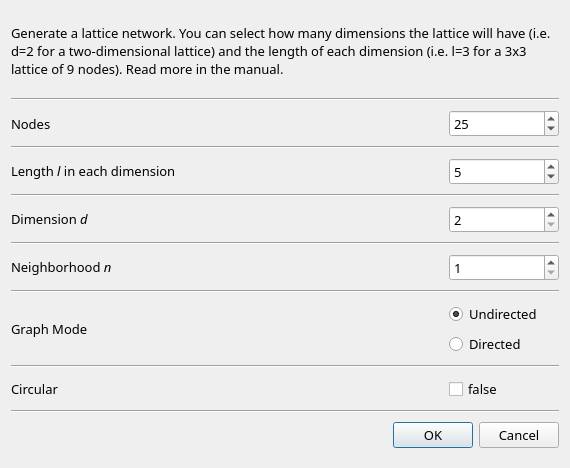
Above: src/forms/dialograndlattice.ui from socnetv/app before the change. Below: the same form after it.
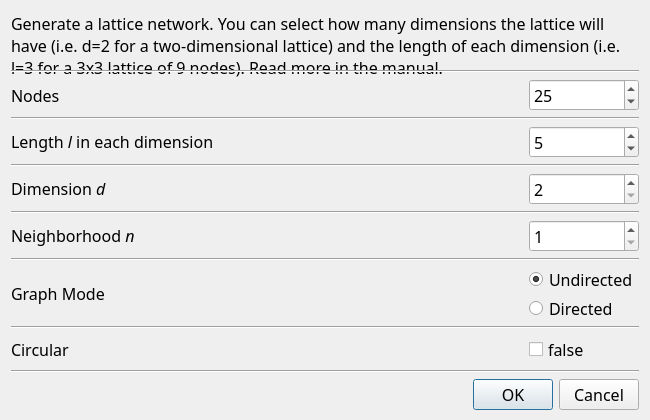
That is the form after the change.

Commit message: changed all forms geometry and reset font-size to 12pt

What changed in the file:
```diff
--- a/src/forms/dialograndlattice.ui
+++ b/src/forms/dialograndlattice.ui
@@ -6,8 +6,8 @@
    <rect>
     <x>0</x>
     <y>0</y>
-    <width>570</width>
-    <height>468</height>
+    <width>650</width>
+    <height>420</height>
    </rect>
   </property>
   <property name="sizePolicy">
@@ -18,14 +18,14 @@
   </property>
   <property name="minimumSize">
    <size>
-    <width>570</width>
+    <width>650</width>
     <height>420</height>
    </size>
   </property>
   <property name="maximumSize">
    <size>
-    <width>580</width>
-    <height>468</height>
+    <width>800</width>
+    <height>600</height>
    </size>
   </property>
   <property name="font">
@@ -60,6 +60,7 @@
      <property name="font">
       <font>
        <family>Sans Serif</family>
+       <pointsize>12</pointsize>
       </font>
      </property>
      <property name="frameShape">
@@ -81,6 +82,11 @@
    </item>
    <item row="1" column="0">
     <widget class="Line" name="line">
+     <property name="font">
+      <font>
+       <pointsize>12</pointsize>
+      </font>
+     </property>
      <property name="orientation">
       <enum>Qt::Horizontal</enum>
      </property>
@@ -105,6 +111,7 @@
        <property name="font">
         <font>
          <family>Sans Serif</family>
+         <pointsize>12</pointsize>
         </font>
        </property>
        <property name="text">
@@ -129,6 +136,7 @@
        <property name="font">
         <font>
          <family>Sans Serif</family>
+         <pointsize>12</pointsize>
         </font>
        </property>
        <property name="toolTip">
@@ -149,6 +157,11 @@
    </item>
    <item row="3" column="0">
     <widget class="Line" name="line_2">
+     <property name="font">
+      <font>
+       <pointsize>12</pointsize>
+      </font>
+     </property>
      <property name="orientation">
       <enum>Qt::Horizontal</enum>
      </property>
@@ -176,6 +189,7 @@
        <property name="font">
         <font>
          <family>Sans Serif</family>
+         <pointsize>12</pointsize>
         </font>
        </property>
        <property name="text">
@@ -194,6 +208,7 @@
        <property name="font">
         <font>
          <family>Sans Serif</family>
+         <pointsize>12</pointsize>
         </font>
        </property>
        <property name="toolTip">
@@ -217,6 +232,11 @@
    </item>
    <item row="5" column="0">
     <widget class="Line" name="line_3">
+     <property name="font">
+      <font>
+       <pointsize>12</pointsize>
+      </font>
+     </property>
      <property name="orientation">
       <enum>Qt::Horizontal</enum>
      </property>
@@ -241,6 +261,7 @@
        <property name="font">
         <font>
          <family>Sans Serif</family>
+         <pointsize>12</pointsize>
         </font>
        </property>
        <property name="text">
@@ -259,6 +280,7 @@
        <property name="font">
         <font>
          <family>Sans Serif</family>
+         <pointsize>12</pointsize>
         </font>
        </property>
        <property name="toolTip">
@@ -282,6 +304,11 @@
    </item>
    <item row="7" column="0">
     <widget class="Line" name="line_7">
+     <property name="font">
+      <font>
+       <pointsize>12</pointsize>
+      </font>
+     </property>
      <property name="orientation">
       <enum>Qt::Horizontal</enum>
      </property>
@@ -306,6 +333,7 @@
        <property name="font">
         <font>
          <family>Sans Serif</family>
+         <pointsize>12</pointsize>
         </font>
        </property>
        <property name="text">
@@ -324,6 +352,7 @@
        <property name="font">
         <font>
          <family>Sans Serif</family>
+         <pointsize>12</pointsize>
         </font>
        </property>
        <property name="toolTip">
@@ -347,6 +376,11 @@
    </item>
    <item row="9" column="0">
     <widget class="Line" name="line_4">
+     <property name="font">
+      <font>
+       <pointsize>12</pointsize>
+      </font>
+     </property>
      <property name="orientation">
       <enum>Qt::Horizontal</enum>
      </property>
@@ -371,6 +405,7 @@
        <property name="font">
         <font>
          <family>Sans Serif</family>
+         <pointsize>12</pointsize>
         </font>
        </property>
        <property name="text">
@@ -397,6 +432,7 @@
          <property name="font">
           <font>
            <family>Sans Serif</family>
+           <pointsize>12</pointsize>
           </font>
          </property>
          <property name="text">
@@ -427,6 +463,7 @@
          <property name="font">
           <font>
            <family>Sans Serif</family>
+           <pointsize>12</pointsize>
           </font>
          </property>
          <property name="text">
@@ -443,6 +480,11 @@
    </item>
    <item row="11" column="0">
     <widget class="Line" name="line_5">
+     <property name="font">
+      <font>
+       <pointsize>12</pointsize>
+      </font>
+     </property>
      <property name="orientation">
       <enum>Qt::Horizontal</enum>
      </property>
@@ -467,6 +509,7 @@
        <property name="font">
         <font>
          <family>Sans Serif</family>
+         <pointsize>12</pointsize>
         </font>
        </property>
        <property name="text">
@@ -493,6 +536,7 @@
          <property name="font">
           <font>
            <family>Sans Serif</family>
+           <pointsize>12</pointsize>
           </font>
          </property>
          <property name="toolTip">
@@ -512,6 +556,11 @@
    </item>
    <item row="13" column="0">
     <widget class="Line" name="line_6">
+     <property name="font">
+      <font>
+       <pointsize>12</pointsize>
+      </font>
+     </property>
      <property name="orientation">
       <enum>Qt::Horizontal</enum>
      </property>
@@ -522,7 +571,7 @@
      <property name="font">
       <font>
        <family>Sans Serif</family>
-       <pointsize>10</pointsize>
+       <pointsize>12</pointsize>
        <stylestrategy>PreferDefault</stylestrategy>
       </font>
      </property>
```
The commit also changes 17 other files.
